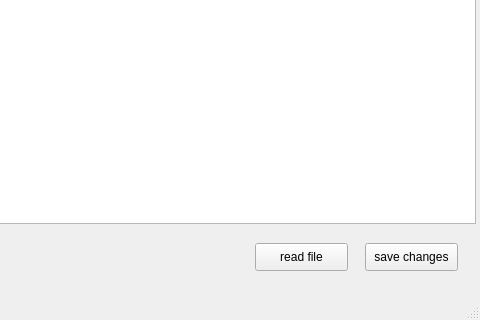
Old version of the form Ksyu_py_phonebook/mainwindow.ui in the repository KseniyaDylevich/py_homework_7; both pictures show x 435 to 915 and y 266 to 586 of the 915 by 586 pixel window.
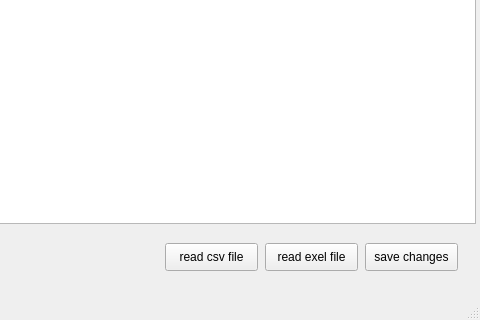
New version of the form.

Patch:
```diff
--- a/Ksyu_py_phonebook/mainwindow.ui
+++ b/Ksyu_py_phonebook/mainwindow.ui
@@ -62,14 +62,14 @@
    <widget class="QPushButton" name="readFileButton">
     <property name="geometry">
      <rect>
-      <x>690</x>
+      <x>600</x>
       <y>490</y>
       <width>93</width>
       <height>28</height>
      </rect>
     </property>
     <property name="text">
-     <string>read file</string>
+     <string>read csv file</string>
     </property>
    </widget>
    <widget class="QPushButton" name="saveChangesButton">
@@ -85,6 +85,19 @@
      <string>save changes</string>
     </property>
    </widget>
+   <widget class="QPushButton" name="readExelButton">
+    <property name="geometry">
+     <rect>
+      <x>700</x>
+      <y>490</y>
+      <width>93</width>
+      <height>28</height>
+     </rect>
+    </property>
+    <property name="text">
+     <string>read exel file</string>
+    </property>
+   </widget>
   </widget>
   <widget class="QMenuBar" name="menubar">
    <property name="geometry">
```
Left out of the diff: 8 changed lines with no effect on the pictures.
